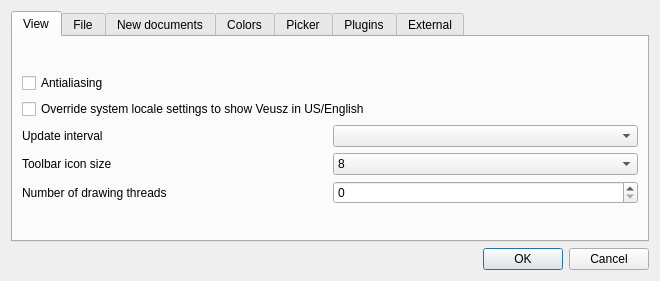
Qt form ui/preferences.ui (veusz/veusz) before a commit.
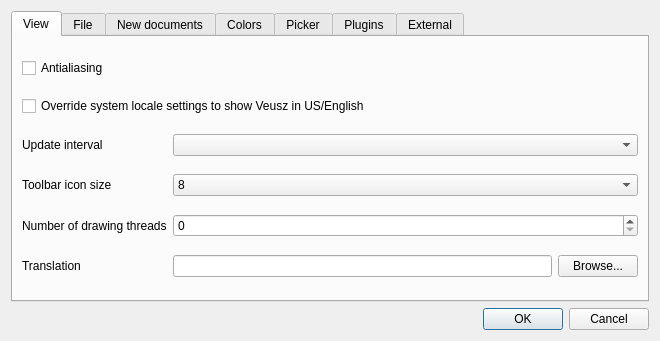
The same form after that commit.

Commit message: Add preference for translation file

```diff
--- a/ui/preferences.ui
+++ b/ui/preferences.ui
@@ -7,7 +7,7 @@
     <x>0</x>
     <y>0</y>
     <width>660</width>
-    <height>281</height>
+    <height>341</height>
    </rect>
   </property>
   <property name="windowTitle">
@@ -23,10 +23,8 @@
       <attribute name="title">
        <string>View</string>
       </attribute>
-      <layout class="QVBoxLayout" name="verticalLayout">
-       <item>
-        <layout class="QGridLayout" name="gridLayout_3">
-         <item row="0" column="0" colspan="2">
+      <layout class="QGridLayout" name="gridLayout_2">
+       <item row="0" column="0">
           <widget class="QCheckBox" name="antialiasCheck">
            <property name="toolTip">
             <string>Use antialiasing to smooth jagged edges</string>
@@ -116,6 +114,29 @@
            </property>
            <property name="maximum">
             <number>16</number>
+         </property>
+        </widget>
+       </item>
+       <item row="5" column="0">
+        <widget class="QLabel" name="label_2">
+         <property name="text">
+          <string>Translation</string>
+         </property>
+        </widget>
+       </item>
+       <item row="5" column="1">
+        <layout class="QHBoxLayout" name="horizontalLayout_4">
+         <item>
+          <widget class="QLineEdit" name="translationEdit">
+           <property name="toolTip">
+            <string>&lt;html&gt;&lt;head/&gt;&lt;body&gt;&lt;p&gt;Load an externally-provided translation file on startup&lt;/p&gt;&lt;/body&gt;&lt;/html&gt;</string>
+           </property>
+          </widget>
+         </item>
+         <item>
+          <widget class="QPushButton" name="translationBrowseButton">
+           <property name="text">
+            <string>Browse...</string>
            </property>
           </widget>
          </item>
```
Lines whose indentation alone changed are shown as unchanged. The commit also changes 3 other files.
